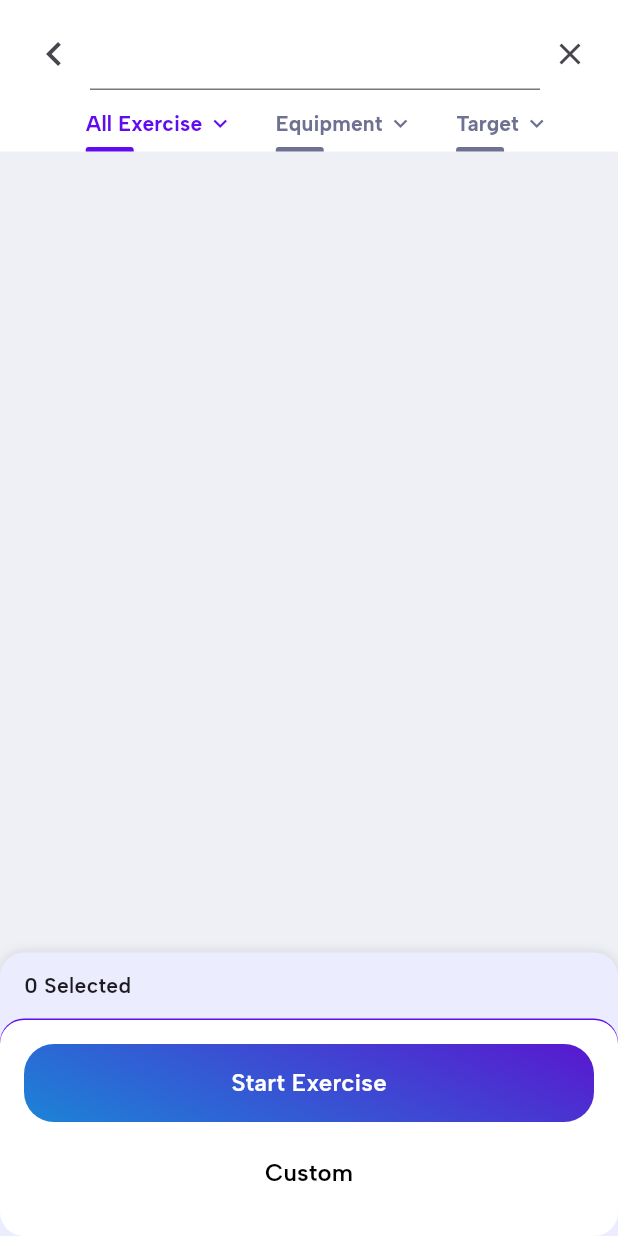
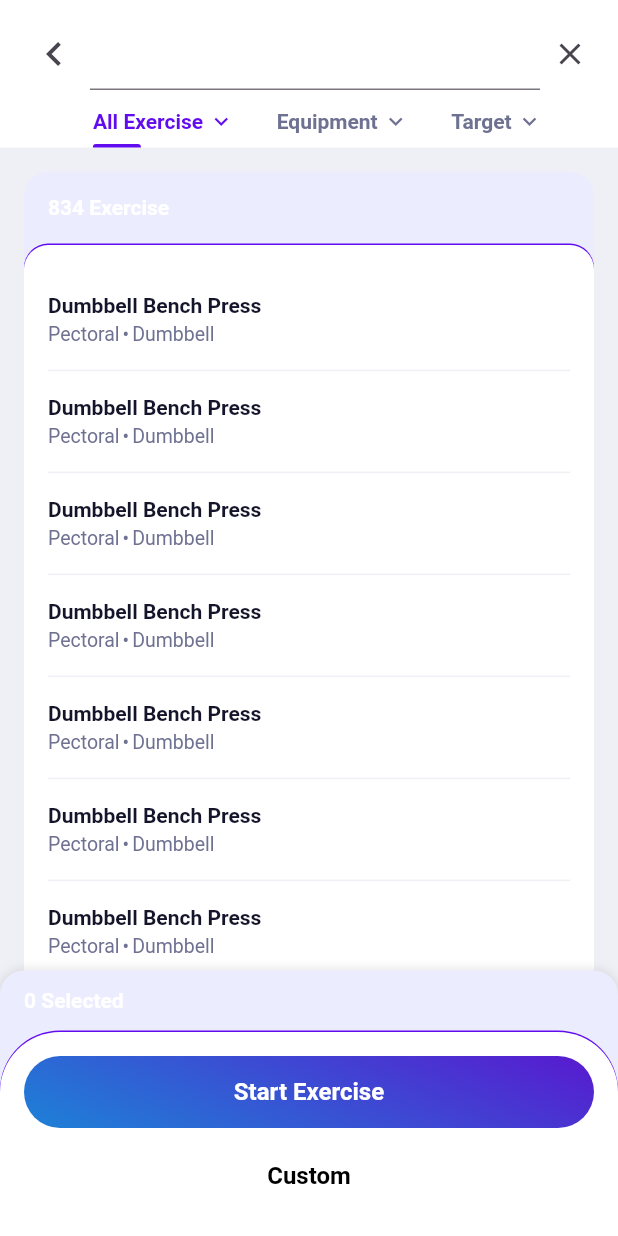
Before and after one commit to vuboitech/vuboi-fitness-app, a Flutter app: the ExerciseListPage screen opened directly, after a tap on the "search" icon, on a phone screen of 412 x 824 dp. Run offline on Flutter 3.47's test engine with Material 2 defaults, Android fonts, the phone set to English and light mode, and no system bars; our stand-ins replace cached_network_image, firebase_auth, firebase_core, flutter_svg, google_fonts, google_sign_in and 1 more; missing offline and left inert: flutter_wear_os_connectivity; accounts and stored records are empty.

```diff
--- a/lib/ui/screens/exercise_list_page.dart
+++ b/lib/ui/screens/exercise_list_page.dart
@@ -1,6 +1,7 @@
 import 'package:fitness/ui/widgets/base/button.dart';
 import 'package:fitness/ui/widgets/base/chip/chip.dart';
 import 'package:fitness/ui/widgets/base/chip/chip_group.dart';
+import 'package:fitness/ui/widgets/modules/frame.dart';
 import 'package:fitness/ui/widgets/modules/vuboi_app_bar.dart';
 import 'package:flutter/material.dart';
 import 'package:flutter/services.dart';
@@ -20,7 +21,6 @@ class _ExerciseListPageState extends State<ExerciseListPage> with TickerProvider
   @override
   void initState() {
     SystemChrome.setSystemUIOverlayStyle(const SystemUiOverlayStyle(
-      statusBarColor: Colors.white,
       statusBarIconBrightness: Brightness.dark,
       statusBarBrightness: Brightness.light, //iOS
     ));
@@ -29,11 +29,20 @@ class _ExerciseListPageState extends State<ExerciseListPage> with TickerProvider
   }
 
   @override
+  void dispose() {
+    SystemChrome.setSystemUIOverlayStyle(const SystemUiOverlayStyle(
+      statusBarIconBrightness: Brightness.light,
+      statusBarBrightness: Brightness.dark, //iOS
+    ));
+
+    super.dispose();
+  }
+
+  @override
   Widget build(BuildContext context) {
     return Scaffold(
       backgroundColor: Color(0xFFEFF0F6),
-      body: SafeArea(
-        child: Column(
+      body: Column(
         children: [
           VuboiAppBar(
             title: 'Exercise',
@@ -46,8 +55,97 @@ class _ExerciseListPageState extends State<ExerciseListPage> with TickerProvider
             ),
             onSearch: (String searchQuery) {},
           ),
+          Expanded(
+            child: SingleChildScrollView(
+              child: Padding(
+                padding: const EdgeInsets.all(16),
+                child: Frame(
+                  title: '834 Exercise',
+                  body: ListView.builder(
+                    shrinkWrap: true,
+                    itemCount: 25,
+                    padding: EdgeInsets.symmetric(vertical: 16),
+                    physics: const NeverScrollableScrollPhysics(),
+                    itemBuilder: (context, index) {
+                      return Column(
+                        children: [
+                          TextButton(
+                            onPressed: () {
+
+                            },
+                            style: TextButton.styleFrom(
+                              tapTargetSize: MaterialTapTargetSize.shrinkWrap,
+                              padding: EdgeInsets.zero,
+                              minimumSize: const Size(0, 0),
+                              shape: RoundedRectangleBorder(
+                                borderRadius: BorderRadius.circular(0),
+                              ),
+                            ),
+                            child: Container(
+                              padding: EdgeInsets.fromLTRB(16, 16, 16, 0),
+                              child: Column(
+                                crossAxisAlignment: CrossAxisAlignment.start,
+                                children: [
+                                  Text(
+                                    'Dumbbell Bench Press',
+                                    style: TextStyle(
+                                      fontWeight: FontWeight.w700,
+                                      color: Color(0xFF14142A)
+                                    ),
+                                  ),
+                                  SizedBox(height: 4),
+                                  Row(
+                                    children: [
+                                      Text(
+                                        'Pectoral',
+                                        style: TextStyle(
+                                          fontWeight: FontWeight.w400,
+                                          fontSize: 13,
+                                          color: Color(0xFF6E7191)
+                                        ),
+                                      ),
+                                      Padding(
+                                        padding: const EdgeInsets.symmetric(horizontal: 2),
+                                        child: Text(
+                                          '•',
+                                          style: TextStyle(
+                                            fontWeight: FontWeight.w400,
+                                            fontSize: 13,
+                                            color: Color(0xFF6E7191)
+                                          ),
+                                        ),
+                                      ),
+                                      Text(
+                                        'Dumbbell',
+                                        style: TextStyle(
+                                          fontWeight: FontWeight.w400,
+                                          fontSize: 13,
+                                          color: Color(0xFF6E7191)
+                                        ),
+                                      ),
                                     ],
                                   ),
+
+                                  SizedBox(height: 16),
+                                ],
+                              ),
+                            )
+                          ),
+                          index != 24 ? Container(
+                            height: 1,
+                            width: double.infinity,
+                            color: Color(0xFFEFF0F6),
+                            margin: EdgeInsets.symmetric(horizontal: 16),
+                          ) : SizedBox()
+                        ],
+                      );
+                    },
+                  ),
+                ),
+              ),
+            ),
+          )
+        ],
       ),
       bottomNavigationBar: Container(
         decoration: const BoxDecoration(
@@ -80,7 +178,7 @@ class _ExerciseListPageState extends State<ExerciseListPage> with TickerProvider
                 Container(
                   height: MediaQuery.of(context).size.height * 0.1,
                   decoration: BoxDecoration(
-                    borderRadius: BorderRadius.all(Radius.circular(16)),
+                    borderRadius: const BorderRadius.all(Radius.circular(40)),
                     color: Color(0xFF610BEF)
                   ),
                 ),
@@ -88,7 +186,7 @@ class _ExerciseListPageState extends State<ExerciseListPage> with TickerProvider
                   margin: EdgeInsets.only(top: 1),
                   padding: EdgeInsets.all(16),
                   decoration: BoxDecoration(
-                    borderRadius: BorderRadius.all(Radius.circular(16)),
+                    borderRadius: BorderRadius.only(topLeft: Radius.circular(40), topRight: Radius.circular(40)),
                     color: Colors.white
                   ),
                   child: Column(
--- a/lib/ui/screens/exersice_page.dart
+++ b/lib/ui/screens/exersice_page.dart
@@ -1,10 +1,10 @@
 import 'package:cached_network_image/cached_network_image.dart';
+import 'package:fitness/theme/colors.dart';
 import 'package:fitness/ui/screens/exercise_list_page.dart';
 import 'package:fitness/ui/widgets/base/button.dart';
 import 'package:fitness/ui/widgets/base/label.dart';
 import 'package:fitness/ui/widgets/modules/stacks/card_model.dart';
 import 'package:fitness/ui/widgets/modules/stacks/card_stack_widget.dart';
-import 'package:fitness/utils/app_color.dart';
 import 'package:flutter/material.dart';
 import 'package:flutter_svg/flutter_svg.dart';
 
--- a/lib/ui/widgets/base/button.dart
+++ b/lib/ui/widgets/base/button.dart
@@ -1,4 +1,4 @@
-import 'package:fitness/utils/app_color.dart';
+import 'package:fitness/theme/colors.dart';
 import 'package:flutter/material.dart';
 import 'package:flutter_svg/svg.dart';
 
@@ -7,7 +7,7 @@ enum AppButtonStyle {
   secondary,
   tertiary,
   active,
-  text
+  text,
 }
 
 class Button extends StatelessWidget {
@@ -40,11 +40,13 @@ class Button extends StatelessWidget {
         ? const EdgeInsets.symmetric(horizontal: 8, vertical: 12)
         : const EdgeInsets.symmetric(horizontal: 8, vertical: 14.5);
 
+    double borderRadius = 24;
+
     switch (style) {
       case AppButtonStyle.primary:
         return Container(
           decoration: BoxDecoration(
-            borderRadius: BorderRadius.circular(20),
+            borderRadius: BorderRadius.circular(borderRadius),
             gradient: AppColor.seaHalberd
           ),
           child: TextButton(
@@ -54,7 +56,7 @@ class Button extends StatelessWidget {
               padding: EdgeInsets.zero,
               minimumSize: const Size(0, 0),
               shape: RoundedRectangleBorder(
-                borderRadius: BorderRadius.circular(20),
+                borderRadius: BorderRadius.circular(borderRadius),
               ),
             ),
             child: Container(
@@ -75,7 +77,7 @@ class Button extends StatelessWidget {
             padding: EdgeInsets.zero,
             minimumSize: const Size(0, 0),
             shape: RoundedRectangleBorder(
-              borderRadius: BorderRadius.circular(20),
+              borderRadius: BorderRadius.circular(borderRadius),
             ),
             side: const BorderSide(color: Colors.white),
           ),
@@ -95,7 +97,7 @@ class Button extends StatelessWidget {
             padding: EdgeInsets.zero,
             minimumSize: const Size(0, 0),
             shape: RoundedRectangleBorder(
-              borderRadius: BorderRadius.circular(20),
+              borderRadius: BorderRadius.circular(borderRadius),
             ),
             side: const BorderSide(color: Color(0xFFD9DBE9)),
           ),
@@ -120,12 +122,12 @@ class Button extends StatelessWidget {
                 Color(0xFF36D1DC),
               ],
             ),
-            borderRadius: BorderRadius.circular(20),
+            borderRadius: BorderRadius.circular(borderRadius),
           ),
           child: Container(
             padding: padding ?? defaultButtonPadding,
-            decoration: const BoxDecoration(
-              borderRadius: BorderRadius.all(Radius.circular(20)),
+            decoration: BoxDecoration(
+              borderRadius: BorderRadius.all(Radius.circular(borderRadius)),
               gradient: LinearGradient(
                 begin: Alignment.centerLeft,
                 end: Alignment.centerRight,
@@ -151,7 +153,7 @@ class Button extends StatelessWidget {
             padding: EdgeInsets.zero,
             minimumSize: const Size(0, 0),
             shape: RoundedRectangleBorder(
-              borderRadius: BorderRadius.circular(20),
+              borderRadius: BorderRadius.circular(borderRadius),
             ),
             side: const BorderSide(color: Colors.white),
           ),
--- a/lib/ui/widgets/base/chip/chip.dart
+++ b/lib/ui/widgets/base/chip/chip.dart
@@ -48,10 +48,10 @@ class AppChip extends StatelessWidget {
               ),
             ),
             Container(
-              height: 3,
+              height: 2.4,
               width: 32,
               decoration: BoxDecoration(
-                color: isActive ? Color(0xFF610BEF) : Color(0xFF6E7191),
+                color: isActive ? Color(0xFF610BEF) : Colors.transparent,
                 borderRadius: BorderRadius.only(
                   topRight: Radius.circular(2),
                   topLeft: Radius.circular(2),
--- /dev/null
+++ b/lib/ui/widgets/modules/frame.dart
@@ -0,0 +1,68 @@
+import 'package:flutter/material.dart';
+
+class Frame extends StatelessWidget {
+  final String title;
+  final Widget? actions;
+  final Widget body;
+
+  const Frame({
+    Key? key,
+    required this.title,
+    this.actions,
+    required this.body
+  }) : super(key: key);
+
+  @override
+  Widget build(BuildContext context) {
+    return Container(
+      decoration: const BoxDecoration(
+        color: Color(0xFFEBECFE),
+        borderRadius: BorderRadius.vertical(top: Radius.circular(16)),
+      ),
+      child: Column(
+        mainAxisSize: MainAxisSize.min,
+        crossAxisAlignment: CrossAxisAlignment.start,
+        children: [
+          Padding(
+            padding: const EdgeInsets.all(16),
+            child: Row(
+              mainAxisAlignment: MainAxisAlignment.spaceBetween,
+              children: [
+                Text(
+                  title,
+                  style: TextStyle(
+                    fontSize: 14,
+                    fontWeight: FontWeight.w700
+                  ),
+                ),
+                actions != null ? actions! : const SizedBox()
+              ],
+            ),
+          ),
+          Stack(
+            children: [
+              Container(
+                height: MediaQuery.of(context).size.height * 0.1,
+                decoration: BoxDecoration(
+                  borderRadius: BorderRadius.all(Radius.circular(16)),
+                  color: Color(0xFF610BEF)
+                ),
+              ),
+              Container(
+                margin: EdgeInsets.only(top: 1),
+                decoration: BoxDecoration(
+                  borderRadius: BorderRadius.all(Radius.circular(16)),
+                  color: Colors.white
+                ),
+                child: Container(
+                  width: double.infinity,
+                  child: body
+                ),
+              )
+            ],
+          ),
+        ],
+      ),
+    );
+  }
+}
--- a/lib/ui/widgets/modules/vuboi_app_bar.dart
+++ b/lib/ui/widgets/modules/vuboi_app_bar.dart
@@ -47,6 +47,7 @@ class _VuboiAppBarState extends State<VuboiAppBar> with TickerProviderStateMixin
     return Container(
       color: Colors.white,
       padding: EdgeInsets.zero,
+      child: SafeArea(
         child: Column(
           children: [
             Container(
@@ -114,6 +115,7 @@ class _VuboiAppBarState extends State<VuboiAppBar> with TickerProviderStateMixin
             widget.chipGroup != null ? widget.chipGroup! : SizedBox()
           ],
         ),
+      ),
     );
   }
 }
```
Also changed, not shown: lib/main_app.dart (+2 -6 lines), lib/theme/theme.dart (added, +183 -0 lines), lib/ui/screens/on_boarding_screen.dart (+4 -4 lines), assets/icons/ic_filter.svg (added), lib/theme/colors.dart (renamed from lib/utils/app_color.dart), 1 other file. Lines whose indentation alone changed are shown as unchanged.
